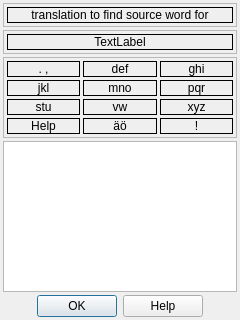
The window that src/trainerdialog.ui (sergburn/firu.qt) describes before a commit, drawn with Qt 5.
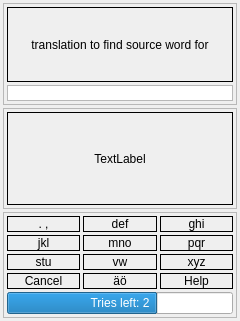
The same window after the commit.

```diff
--- a/src/trainerdialog.ui
+++ b/src/trainerdialog.ui
@@ -7,7 +7,7 @@
     <x>0</x>
     <y>0</y>
     <width>240</width>
-    <height>320</height>
+    <height>321</height>
    </rect>
   </property>
   <property name="windowTitle">
@@ -38,7 +38,7 @@
       <item>
        <widget class="QLabel" name="laQuestion">
         <property name="sizePolicy">
-         <sizepolicy hsizetype="Preferred" vsizetype="Minimum">
+         <sizepolicy hsizetype="Preferred" vsizetype="Expanding">
           <horstretch>0</horstretch>
           <verstretch>0</verstretch>
          </sizepolicy>
@@ -57,6 +57,28 @@
         </property>
        </widget>
       </item>
+      <item>
+       <widget class="QGraphicsView" name="markGraph">
+        <property name="sizePolicy">
+         <sizepolicy hsizetype="Expanding" vsizetype="Preferred">
+          <horstretch>0</horstretch>
+          <verstretch>0</verstretch>
+         </sizepolicy>
+        </property>
+        <property name="maximumSize">
+         <size>
+          <width>16777215</width>
+          <height>16</height>
+         </size>
+        </property>
+        <property name="verticalScrollBarPolicy">
+         <enum>Qt::ScrollBarAlwaysOff</enum>
+        </property>
+        <property name="horizontalScrollBarPolicy">
+         <enum>Qt::ScrollBarAlwaysOff</enum>
+        </property>
+       </widget>
+      </item>
      </layout>
     </widget>
    </item>
@@ -77,6 +99,12 @@
       </property>
       <item>
        <widget class="QLabel" name="laAnswer">
+        <property name="sizePolicy">
+         <sizepolicy hsizetype="Preferred" vsizetype="Expanding">
+          <horstretch>0</horstretch>
+          <verstretch>0</verstretch>
+         </sizepolicy>
+        </property>
         <property name="frameShape">
          <enum>QFrame::Box</enum>
         </property>
@@ -147,7 +175,7 @@
            <enum>QFrame::Box</enum>
           </property>
           <property name="text">
-           <string>Help</string>
+           <string>Cancel</string>
           </property>
           <property name="alignment">
            <set>Qt::AlignCenter</set>
@@ -225,7 +253,7 @@
            <enum>QFrame::Box</enum>
           </property>
           <property name="text">
-           <string>!</string>
+           <string>Help</string>
           </property>
           <property name="alignment">
            <set>Qt::AlignCenter</set>
@@ -273,22 +301,22 @@
         </item>
        </layout>
       </item>
+      <item>
+       <widget class="QProgressBar" name="progressBar">
+        <property name="maximum">
+         <number>3</number>
+        </property>
+        <property name="value">
+         <number>2</number>
+        </property>
+        <property name="format">
+         <string>Tries left: %v</string>
+        </property>
+       </widget>
+      </item>
      </layout>
     </widget>
    </item>
-   <item>
-    <widget class="QListWidget" name="listAnswers"/>
-   </item>
-   <item>
-    <widget class="QDialogButtonBox" name="buttonBox">
-     <property name="standardButtons">
-      <set>QDialogButtonBox::Help|QDialogButtonBox::Ok</set>
-     </property>
-     <property name="centerButtons">
-      <bool>true</bool>
-     </property>
-    </widget>
-   </item>
   </layout>
  </widget>
  <resources/>
```
Left out of the diff: 29 changed lines with no effect on the pictures.
